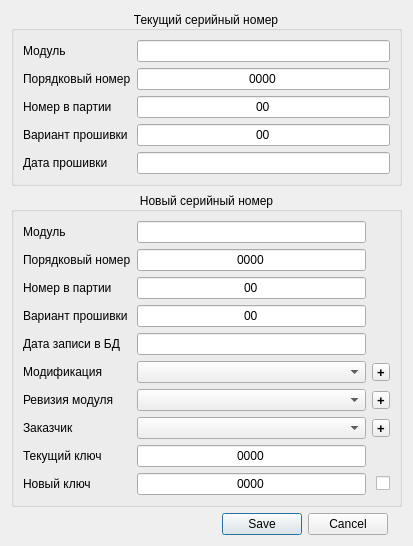
First picture: the form in configurationmodulewidget.ui, repository vlarry/emulator, before the edit.
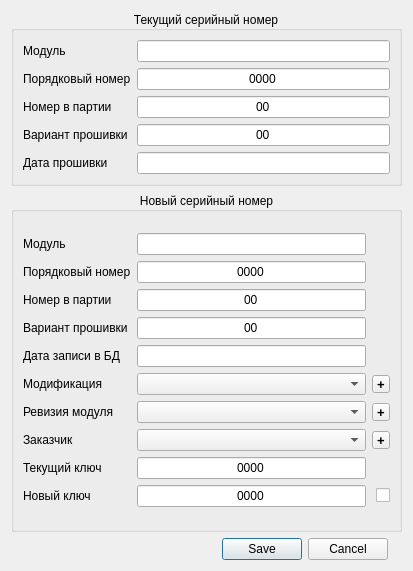
Second picture: the form after the edit.

Commit message: Исправление инициализации окна серийного номера.

Diff of the .ui file:
```diff
--- a/configurationmodulewidget.ui
+++ b/configurationmodulewidget.ui
@@ -7,7 +7,7 @@
     <x>0</x>
     <y>0</y>
     <width>413</width>
-    <height>542</height>
+    <height>571</height>
    </rect>
   </property>
   <property name="windowTitle">
```
Left out of the diff: 2 changed lines with no effect on the pictures. The commit also changes 1 other file.
